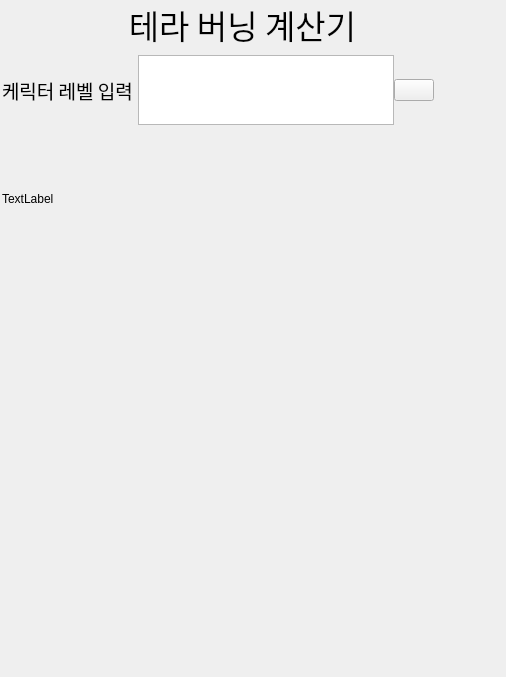
Old version of the form tera_ui.ui in the repository 82lilsak/Tera_burning.
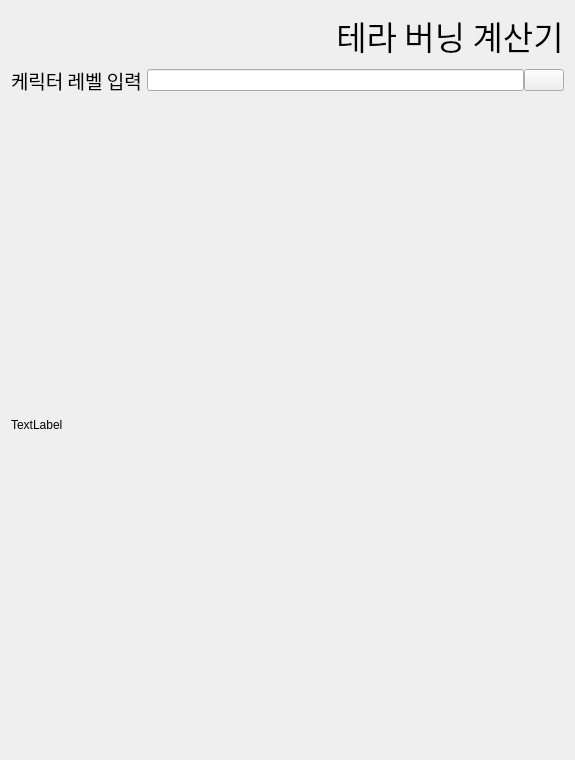
New version of the form. Icons and pictures are not drawn.

```diff
--- a/tera_ui.ui
+++ b/tera_ui.ui
@@ -6,12 +6,12 @@
    <rect>
     <x>0</x>
     <y>0</y>
-    <width>506</width>
-    <height>677</height>
+    <width>575</width>
+    <height>760</height>
    </rect>
   </property>
   <property name="sizePolicy">
-   <sizepolicy hsizetype="Preferred" vsizetype="Preferred">
+   <sizepolicy hsizetype="Preferred" vsizetype="Fixed">
     <horstretch>0</horstretch>
     <verstretch>0</verstretch>
    </sizepolicy>
@@ -23,21 +23,14 @@
    <iconset>
     <normaloff>C:/Users/isak0/OneDrive/바탕 화면/terab.png</normaloff>C:/Users/isak0/OneDrive/바탕 화면/terab.png</iconset>
   </property>
-  <widget class="QWidget" name="">
-   <property name="geometry">
-    <rect>
-     <x>2</x>
-     <y>0</y>
-     <width>501</width>
-     <height>681</height>
-    </rect>
-   </property>
+  <layout class="QVBoxLayout" name="verticalLayout_2">
+   <item>
    <layout class="QVBoxLayout" name="verticalLayout" stretch="0,1,7">
     <property name="sizeConstraint">
      <enum>QLayout::SetFixedSize</enum>
     </property>
     <item>
-     <layout class="QHBoxLayout" name="horizontalLayout_2" stretch="1,9">
+      <layout class="QHBoxLayout" name="horizontalLayout_2" stretch="1,0">
       <item>
        <widget class="QLabel" name="lbl_title_img">
         <property name="text">
@@ -70,7 +63,7 @@
      </layout>
     </item>
     <item>
-     <layout class="QHBoxLayout" name="horizontalLayout" stretch="1,8,0">
+      <layout class="QHBoxLayout" name="horizontalLayout" stretch="1,5,5">
       <property name="spacing">
        <number>0</number>
       </property>
@@ -91,11 +84,7 @@
        </widget>
       </item>
       <item>
-       <widget class="QTextEdit" name="level">
-        <property name="layoutDirection">
-         <enum>Qt::RightToLeft</enum>
-        </property>
-       </widget>
+        <widget class="QLineEdit" name="lbl_line"/>
       </item>
       <item>
        <widget class="QPushButton" name="btn_tera">
@@ -117,8 +106,8 @@
         </property>
         <property name="iconSize">
          <size>
-          <width>40</width>
-          <height>40</height>
+           <width>60</width>
+           <height>60</height>
          </size>
         </property>
        </widget>
@@ -133,7 +122,8 @@
      </widget>
     </item>
    </layout>
-  </widget>
+   </item>
+  </layout>
  </widget>
  <resources/>
  <connections/>
```
Left out of the diff: 7 changed lines with no effect on the pictures. Lines whose indentation alone changed are shown as unchanged.
